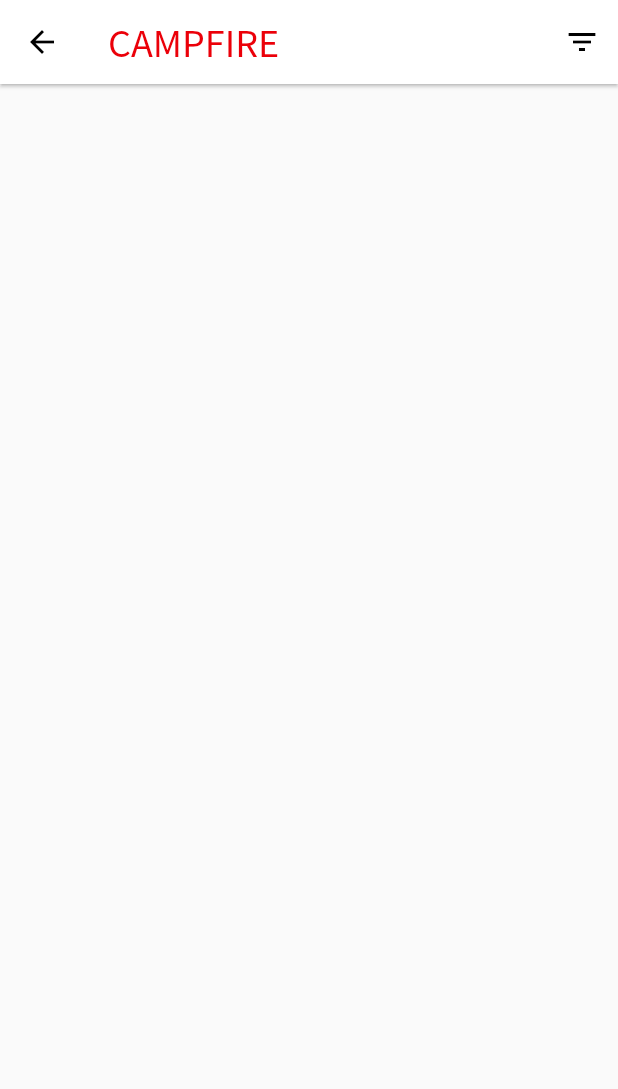
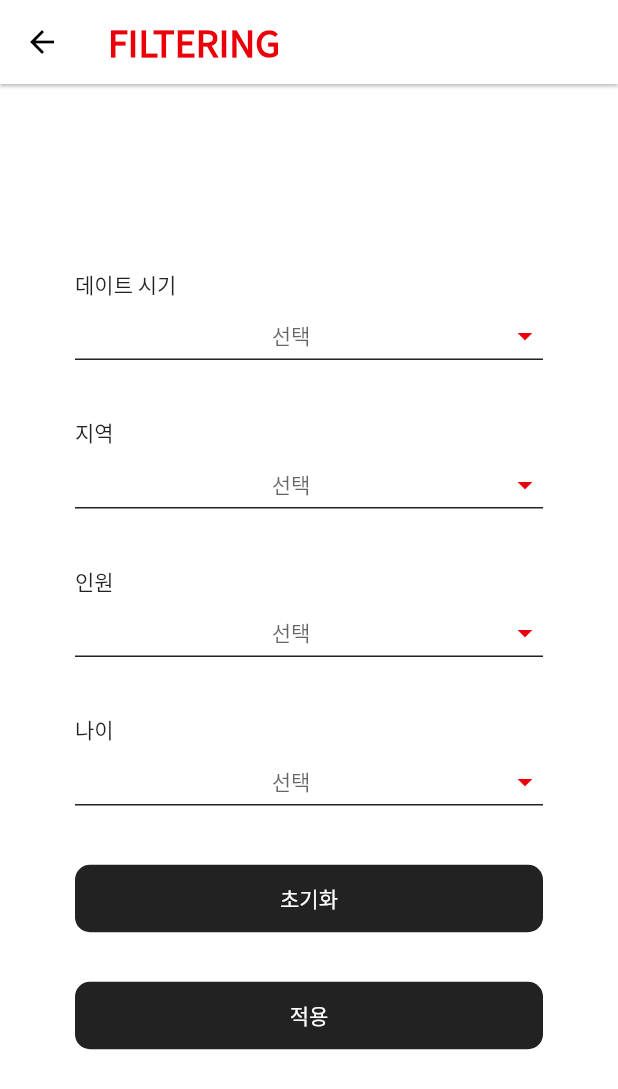
Before and after one commit to cheonbrave/campfire, a Flutter app: the CampfirePage screen opened by its route, after a tap on the "filter list" icon, on a phone screen of 412 x 824 dp. Shown: the top 1089 px of the screen. Run offline on Flutter 3.47's test engine with Material 2 defaults, Android fonts, the phone set to English and light mode, and no system bars; our stand-ins replace firebase_analytics, firebase_auth, google_sign_in; accounts and stored records are empty; network calls fail.

Commit message:
매칭화면, 필터화면 작업
매칭화면, 필터화면 작업

```diff
--- a/lib/assets/locale/en.json
+++ b/lib/assets/locale/en.json
@@ -22,7 +22,7 @@
   "team_code_input_explain" : "If there's a team that's already,\nEnter your code and join the team",
   "code_check": "Confirm invitation code",
 
-  "team_make_explain" : "Invite friends over to form a team and\nlet's start a blind date",
+  "team_make_explain" : "Invite your friends to form a team and\nyou can participate in the matching",
   "team_make" : "Create a team",
 
   "city": "Washington,New York",
--- a/lib/assets/locale/ja.json
+++ b/lib/assets/locale/ja.json
@@ -22,7 +22,7 @@
   "team_code_input_explain" : "すでに招待されたチームがあるなら\nコードを入力してください。",
   "code_check": "招待コード確認",
 
-  "team_make_explain" : "友達を招待してチームを作って\nブラインドデートを始めましょうか?",
+  "team_make_explain" : "友達を招待してチームを作ったら\nマッチングに参加できます",
   "team_make" : "チーム作り",
 
   "city": "とうきょう,しんじゅく",
--- a/lib/assets/locale/ko.json
+++ b/lib/assets/locale/ko.json
@@ -22,7 +22,7 @@
   "team_code_input_explain" : "이미 초대받은 팀이 있다면\n코드를 입력하고 팀에 합류하세요",
   "code_check": "초대코드 확인",
 
-  "team_make_explain" : "친구들을 초대해서 팀을 만들고\n블라인드 데이트를 시작해볼까요?",
+  "team_make_explain" : "친구들을 초대해서 팀을 만들면\n매칭에 참여할 수 있습니다",
   "team_make" : "팀 만들기",
 
   "city": "서울특별시,부산광역시,인천광역시,대구광역시,대전광역시,광주광역시,울산광역시,세종특별자치시,강원도 강릉시,강원도 고성군,강원도 동해시,강원도 삼척시,강원도 속초시,강원도 양구군,강원도 양양군,강원도 영월군,강원도 원주시,강원도 인제군,강원도 정선군,강원도 철원군,강원도 춘천시,강원도 태백시,강원도 평창군,강원도 홍천군,강원도 화천군,강원도 횡성군,경기도 가평군,경기도 고양시,경기도 과천시,경기도 광명시,경기도 광주시,경기도 구리시,경기도 군포시,경기도 김포시,경기도 남양주시,경기도 동두천시,경기도 부천시,경기도 성남시,경기도 수원시,경기도 시흥시,경기도 안산시,경기도 안성시,경기도 안양시,경기도 양주시,경기도 양평군,경기도 여주시,경기도 연천군,경기도 오산시,경기도 용인시,경기도 의왕시,경기도 의정부시,경기도 이천시,경기도 파주시,경기도 평택시,경기도 포천시,경기도 하남시,경기도 화성시,경상남도 거제시,경상남도 거창군,경상남도 고성군,경상남도 김해시,경상남도 남해군,경상남도 밀양시,경상남도 사천시,경상남도 산청군,경상남도 양산시,경상남도 의령군,경상남도 진주시,경상남도 창녕군,경상남도 창원시,경상남도 통영시,경상남도 하동군,경상남도 함안군,경상남도 함양군,경상남도 합천군,경상북도 경산시,경상북도 경주시,경상북도 고령군,경상북도 구미시,경상북도 군위군,경상북도 김천시,경상북도 문경시,경상북도 봉화군,경상북도 상주시,경상북도 성주군,경상북도 안동시,경상북도 영덕군,경상북도 영양군,경상북도 영주시,경상북도 영천시,경상북도 예천군,경상북도 울릉군,경상북도 울진군,경상북도 의성군,경상북도 청도군,경상북도 청송군,경상북도 칠곡군,경상북도 포항시,전라남도 강진군,전라남도 고흥군,전라남도 곡성군,전라남도 광양시,전라남도 구례군,전라남도 나주시,전라남도 담양군,전라남도 목포시,전라남도 무안군,전라남도 보성군,전라남도 순천시,전라남도 신안군,전라남도 여수시,전라남도 영광군,전라남도 영암군,전라남도 완도군,전라남도 장성군,전라남도 장흥군,전라남도 진도군,전라남도 함평군,전라남도 해남군,전라남도 화순군,전라북도 고창군,전라북도 군산시,전라북도 김제시,전라북도 남원시,전라북도 무주군,전라북도 부안군,전라북도 순창군,전라북도 완주군,전라북도 익산시,전라북도 임실군,전라북도 장수군,전라북도 전주시,전라북도 정읍시,전라북도 진안군,제주특별자치도 서귀포시,제주특별자치도 제주시,충청남도 계룡시,충청남도 공주시,충청남도 금산군,충청남도 논산시,충청남도 당진시,충청남도 보령시,충청남도 부여군,충청남도 서산시,충청남도 서천군,충청남도 아산시,충청남도 예산군,충청남도 천안시,충청남도 청양군,충청남도 태안군,충청남도 홍성군,충청북도 괴산군,충청북도 단양군,충청북도 보은군,충청북도 영동군,충청북도 옥천군,충청북도 음성군,충청북도 제천시,충청북도 증평군,충청북도 진천군,충청북도 청주시,충청북도 충주시",
--- a/lib/main.dart
+++ b/lib/main.dart
@@ -2,6 +2,7 @@ import 'package:campfire/pages/common/root_page.dart';
 import 'package:campfire/pages/join/input_code_page.dart';
 import 'package:campfire/pages/join/input_profile_page.dart';
 import 'package:campfire/pages/join/login_page.dart';
+import 'package:campfire/pages/sub_pages/campfire_filter_page.dart';
 import 'package:campfire/pages/tap_pages/campfire_page.dart';
 import 'package:campfire/pages/tap_pages/matching_page.dart';
 import 'package:campfire/pages/tap_pages/notification_page.dart';
@@ -55,6 +56,9 @@ class MyApp extends StatelessWidget {
         SettingPage.routeName: (BuildContext context) =>SettingPage(),
         TapPage.routeName: (BuildContext context) => TapPage(),
         TeamPage.routeName: (BuildContext context) => TeamPage(),
+
+        // sub_pages
+        CampfireFilterPage.routeName: (BuildContext context) =>CampfireFilterPage(),
 
       },
 
--- a/lib/pages/sample/sample_page_with_ScrollView.dart
+++ b/lib/pages/sample/sample_page_with_ScrollView.dart
@@ -16,7 +16,7 @@ class _SamplePage3State extends State<SamplePage3> {
     return Scaffold(
       appBar: AppBar(
         title: Text('CAMPFIRE', style: TextStyle(fontSize: txtSizeTopTitle, fontWeight: FontWeight.w700),),
-        elevation: 0.0,
+        elevation: 1.0,
       ),
       body: _makeBody(),
       backgroundColor: Colors.white,
--- a/lib/pages/sample/sample_page_with_popcallback.dart
+++ b/lib/pages/sample/sample_page_with_popcallback.dart
@@ -36,7 +36,7 @@ class _SamplePageState extends State<SamplePage> {
       child: Scaffold(
         appBar: AppBar(
           title: Text('CAMPFIRE', style: TextStyle(fontSize: txtSizeTopTitle, fontWeight: FontWeight.w700),),
-          elevation: 0.0,
+          elevation: 1.0,
         ),
         body: _makeBody(),
         backgroundColor: Colors.white,
--- a/lib/pages/sample/sample_page_without_popcallback.dart
+++ b/lib/pages/sample/sample_page_without_popcallback.dart
@@ -16,7 +16,7 @@ class _SamplePage2State extends State<SamplePage2> {
     return Scaffold(
       appBar: AppBar(
         title: Text('CAMPFIRE', style: TextStyle(fontSize: txtSizeTopTitle, fontWeight: FontWeight.w700),),
-        elevation: 0.0,
+        elevation: 1.0,
       ),
       body: _makeBody(),
       backgroundColor: Colors.white,
--- /dev/null
+++ b/lib/pages/sub_pages/campfire_filter_page.dart
@@ -0,0 +1,299 @@
+import 'package:campfire/util/language/Translations.dart';
+import 'package:flutter/cupertino.dart';
+import 'package:flutter/material.dart';
+import 'package:campfire/consts/common_values.dart';
+
+class _CampfireFilterPageState extends State<CampfireFilterPage> {
+
+  String dropdownValue_cnt =  null;
+  String dropdownValue_type =  null;
+  String dropdownValue_city =  null;
+  String dropdownValue_age =  null;
+
+  @override
+  Widget build(BuildContext context) {
+    return Scaffold(
+      appBar: AppBar(
+        title: Text('FILTERING', style: TextStyle(fontSize: txtSizeTopTitle, fontWeight: FontWeight.w700),),
+        elevation: 1.0,
+      ),
+      body: _makeBody(),
+      backgroundColor: Colors.white,
+    );
+  }
+
+  Widget _makeBody() {
+
+    /* 인원선택 드랍다운 */
+    List<String> member_cnt_list = new List();
+    for(int i=2; i < 16; i++){
+      member_cnt_list.add(i.toString());
+    }
+    /* 나이선택 드랍다운 */
+    List<String> member_age_list = new List();
+    for(int i=20; i < 51; i++){
+      member_age_list.add(i.toString());
+    }
+
+    /* 데이트유형 드랍다운 */
+    List<String> date_type_list = new List();
+    date_type_list.add('같이 결정해요');
+    date_type_list.add('오늘밤에 만나요');
+
+    /* 지역 드랍다운 */
+    List<String> city_list = Translations.of(context).trans('city').split(",");
+
+    return Scaffold(
+      backgroundColor: Colors.white,
+      body: SafeArea( // 아이폰 노치 디자인 대응
+
+        child: Center(
+          child: Stack(
+            children: <Widget>[
+            SingleChildScrollView(
+              child:Padding(
+                padding: EdgeInsets.only(left: padding50, right: padding50, top: padding15, bottom: padding15),
+                /* UI 작성 - START */
+
+                child: Column(
+                  crossAxisAlignment: CrossAxisAlignment.start,
+                  children: <Widget>[
+                    Text("데이트 시기", style: TextStyle(fontSize: txtSizeMidStr, fontWeight: FontWeight.w500)),
+                    DropdownButton<String>(
+                      hint: Center(
+                          child: Text(
+                            '선택',
+                            style: TextStyle(fontSize: txtSizeMidStr),
+                          )
+                      ),
+                      isExpanded: true,
+                      value: dropdownValue_type,
+                      icon: Icon(Icons.arrow_drop_down, color: Color(pointColor)),
+                      iconSize: txtSizeTopTitle,
+                      elevation:16, // 1,2,3,4,6,8,9,12,16,24
+                      style: TextStyle(
+                        fontSize: txtSizeMidStr,
+                        color: Colors.black87,
+                        fontFamily: 'Noto Sans KR', // 폰트
+                      ),
+                      underline: Container(
+                          height: 1,
+                          color: Colors.black87
+                      ),
+                      onChanged: (String newValue) {
+                        setState(() {
+                          dropdownValue_type = newValue;
+                          debugPrint("dropdownValue_type : ${dropdownValue_type}");
+                        });
+                      },
+                      items: date_type_list.map<DropdownMenuItem<String>>((String value) {
+                        return DropdownMenuItem<String>(
+                          value: value,
+                          child: Center(
+                              child: Text(value, style: TextStyle(
+                                  fontSize: txtSizeMidStr,
+                                  color: Colors.black87
+                              ),
+                              )
+                          ),
+                        );
+                      }).toList(),
+                    ),
+                    Padding(
+                      padding: EdgeInsets.all(padding15),
+                    ),
+                    Text("지역", style: TextStyle(fontSize: txtSizeMidStr, fontWeight: FontWeight.w500)),
+                    DropdownButton<String>(
+                      hint: Center(
+                          child: Text(
+                            '선택',
+                            style: TextStyle(fontSize: txtSizeMidStr),
+                          )
+                      ),
+                      isExpanded: true,
+                      value: dropdownValue_city,
+                      icon: Icon(Icons.arrow_drop_down, color: Color(pointColor)),
+                      iconSize: txtSizeTopTitle,
+                      elevation:16, // 1,2,3,4,6,8,9,12,16,24
+                      style: TextStyle(
+                          fontSize: txtSizeMidStr,
+                          fontFamily: 'Noto Sans KR', // 폰트
+                          color: Colors.black87
+                      ),
+                      underline: Container(
+                          height: 1,
+                          color: Colors.black87
+                      ),
+                      onChanged: (String newValue) {
+                        setState(() {
+                          dropdownValue_city = newValue;
+                          debugPrint("dropdownValue_city : ${dropdownValue_city}");
+                        });
+                      },
+                      items: city_list.map<DropdownMenuItem<String>>((String value) {
+                        return DropdownMenuItem<String>(
+                          value: value,
+                          child: Center(
+                              child: Text(value, style: TextStyle(
+                                  fontSize: txtSizeMidStr,
+                                  color: Colors.black87
+                              ),
+                              )
+                          ),
+                        );
+                      }).toList(),
+                    ),
+                    Padding(
+                      padding: EdgeInsets.all(padding15),
+                    ),
+                    Text("인원", style: TextStyle(fontSize: txtSizeMidStr, fontWeight: FontWeight.w500)),
+                    DropdownButton<String>(
+                      hint: Center(
+                          child: Text(
+                            '선택',
+                            style: TextStyle(fontSize: txtSizeMidStr),
+                          )
+                      ),
+                      isExpanded: true,
+                      value: dropdownValue_cnt,
+                      icon: Icon(Icons.arrow_drop_down, color: Color(pointColor)),
+                      iconSize: txtSizeTopTitle,
+                      elevation:16, // 1,2,3,4,6,8,9,12,16,24
+                      style: TextStyle(
+                          fontSize: txtSizeMidStr,
+                          fontFamily: 'Noto Sans KR', // 폰트
+                          color: Colors.black87
+                      ),
+                      underline: Container(
+                          height: 1,
+                          color: Colors.black87
+                      ),
+                      onChanged: (String newValue) {
+                        setState(() {
+                          dropdownValue_cnt = newValue;
+                          debugPrint("dropdownValue_cnt : ${dropdownValue_cnt}");
+                        });
+                      },
+                      items: member_cnt_list.map<DropdownMenuItem<String>>((String value) {
+                        return DropdownMenuItem<String>(
+                          value: value,
+                          child: Center(
+                              child: Text(value, style: TextStyle(
+                                  fontSize: txtSizeMidStr,
+                                  color: Colors.black87
+                              ),
+                              )
+                          ),
+                        );
+                      }).toList(),
+                    ),
+                    Padding(
+                      padding: EdgeInsets.all(padding15),
+                    ),
+                    Text("나이", style: TextStyle(fontSize: txtSizeMidStr, fontWeight: FontWeight.w500)),
+                    DropdownButton<String>(
+                      hint: Center(
+                          child: Text(
+                            '선택',
+                            style: TextStyle(fontSize: txtSizeMidStr),
+                          )
+                      ),
+                      isExpanded: true,
+                      value: dropdownValue_age,
+                      icon: Icon(Icons.arrow_drop_down, color: Color(pointColor)),
+                      iconSize: txtSizeTopTitle,
+                      elevation:16, // 1,2,3,4,6,8,9,12,16,24
+                      style: TextStyle(
+                          fontSize: txtSizeMidStr,
+                          fontFamily: 'Noto Sans KR', // 폰트
+                          color: Colors.black87
+                      ),
+                      underline: Container(
+                          height: 1,
+                          color: Colors.black87
+                      ),
+                      onChanged: (String newValue) {
+                        setState(() {
+                          dropdownValue_age = newValue;
+                          debugPrint("dropdownValue_age : ${dropdownValue_age}");
+                        });
+                      },
+                      items: member_age_list.map<DropdownMenuItem<String>>((String value) {
+                        return DropdownMenuItem<String>(
+                          value: value,
+                          child: Center(
+                              child: Text(value, style: TextStyle(
+                                  fontSize: txtSizeMidStr,
+                                  color: Colors.black87
+                              ),
+                              )
+                          ),
+                        );
+                      }).toList(),
+                    ),
+                    Padding(
+                      padding: EdgeInsets.all(padding15),
+                    ),
+                    SizedBox(
+                      width: double.infinity,
+                      child: FlatButton(
+                        shape: RoundedRectangleBorder(
+                          borderRadius: BorderRadius.circular(10.0),
+                        ),
+                        padding: const EdgeInsets.all(12.0),
+                        //textColor: Color(pointColor),
+                        textColor: Colors.white,
+                        //color: Colors.white,
+                        color: Colors.black87,
+                        //splashColor: Color(pointColor2),
+                        splashColor: Colors.black87,
+                        //child: Text(Translations.of(context).trans('team_make'), style: TextStyle(fontSize: txtSizeBigStr)),
+                        child: Text("초기화", style: TextStyle(fontSize: txtSizeMidStr)),
+                        onPressed: () {
+                          setState(() {
+                            dropdownValue_cnt =  null;
+                            dropdownValue_type =  null;
+                            dropdownValue_city =  null;
+                            dropdownValue_age =  null;
+                          });
+                        },
+                      ),
+                    ),
+                    Padding(
+                      padding: EdgeInsets.all(padding15),
+                    ),
+                    SizedBox(
+                      width: double.infinity,
+                      child: FlatButton(
+                        shape: RoundedRectangleBorder(
+                          borderRadius: BorderRadius.circular(10.0),
+                        ),
+                        padding: const EdgeInsets.all(12.0),
+                        //textColor: Color(pointColor),
+                        textColor: Colors.white,
+                        //color: Colors.white,
+                        color: Colors.black87,
+                        //splashColor: Color(pointColor2),
+                        splashColor: Colors.black87,
+                        //child: Text(Translations.of(context).trans('team_make'), style: TextStyle(fontSize: txtSizeBigStr)),
+                        child: Text("적용", style: TextStyle(fontSize: txtSizeMidStr)),
+                        onPressed: () => Navigator.pop(context),
+                      ),
+                    ),
+                  ],
+                ),
+                /* UI 작성 - END */
+              ),
+            ),
+          ]),
+        ),
+      ),
+    );
+  }
+}
+
+class CampfireFilterPage extends StatefulWidget {
+  static const routeName = '/campfire_filter_page';
+  @override
+  _CampfireFilterPageState createState() => _CampfireFilterPageState();
+}
--- a/lib/pages/tap_pages/campfire_page.dart
+++ b/lib/pages/tap_pages/campfire_page.dart
@@ -1,3 +1,5 @@
+import 'package:campfire/pages/sub_pages/campfire_filter_page.dart';
+import 'package:flutter/cupertino.dart';
 import 'package:flutter/material.dart';
 import 'package:campfire/consts/common_values.dart';
 
@@ -8,6 +10,9 @@ class CampfirePage extends StatefulWidget {
 }
 
 class _CampfirePageState extends State<CampfirePage> {
+
+  final List<Widget> team_list = [];
+
   @override
   Widget build(BuildContext context) {
     return Scaffold(
@@ -19,11 +24,76 @@ class _CampfirePageState extends State<CampfirePage> {
           IconButton(
             icon: Icon(Icons.filter_list),
             onPressed: (){
-
+              Navigator.push(context, CupertinoPageRoute(builder: (context) => CampfireFilterPage()));
             },
           ),
         ],
       ),
+      body: _makeBody(),
+      backgroundColor: Colors.white,
+    );
+  }
+
+  Widget _makeBody() {
+
+    var height55 = 55.0;
+
+    final List<Widget> profiles = [];
+    for(int i=0; i < 4; i++){
+      profiles.add(
+          Container(
+            padding: EdgeInsets.only(right: 5.0, top: 5.0),
+            width: height55,
+            child: SizedBox(
+                width: height55,
+                height: height55,
+                child: CircleAvatar(
+                  backgroundColor: Color(pointColor),
+                  backgroundImage: NetworkImage(
+                      'https://pds.joins.com/news/component/htmlphoto_mmdata/201911/25/5400f271-49e2-4061-ad1a-5efc68ef2ec3.jpg'
+                  ),
+                )
+            ),
+          )
+      );
+    }
+
+    // initState에서 화면에 뿌려질 리스트를 수신받아서 리스트 구성
+    team_list.add(
+      Container(
+        child: Column(
+          crossAxisAlignment: CrossAxisAlignment.start,
+          children: <Widget>[
+            Text('[오늘밤] 서울특별시, 홍대 어디든, 4명 (20살)'),
+            Container(
+              height: height55,
+              child: ListView(
+                  scrollDirection: Axis.horizontal,
+                  children: profiles
+              ),
+            ),
+            Text('#20학번 #서울대 #한양대 #법학과'),
+
+          ],
+        ),
+      ),
+    );
+
+    return Scaffold(
+      backgroundColor: Colors.white,
+      body: SafeArea( // 아이폰 노치 디자인 대응
+
+        child: SingleChildScrollView(
+          child:Padding(
+            padding: EdgeInsets.only(left: padding15, right: padding15, top: padding5, bottom: padding5),
+            /* UI 작성 - START */
+
+            child: Column(children: team_list),
+
+            /* UI 작성 - END */
+          ),
+        ),
+      ),
     );
   }
 }
--- a/lib/pages/tap_pages/tap_page.dart
+++ b/lib/pages/tap_pages/tap_page.dart
@@ -65,6 +65,7 @@ class _TapPageState extends State<TapPage> {
               child: _pages[_selectedIdx],
             ),
             bottomNavigationBar: BottomNavigationBar(
+              type: BottomNavigationBarType.fixed,
               backgroundColor: Colors.white,
               showSelectedLabels: false,
               showUnselectedLabels: false,
--- a/lib/pages/tap_pages/team_page.dart
+++ b/lib/pages/tap_pages/team_page.dart
@@ -22,7 +22,7 @@ class _TeamPageState extends State<TeamPage> {
   String dropdownValue_type =  null;
   String dropdownValue_city =  null;
 
-  final List<Widget> tags = [];
+  final List<Widget> tag_list = [];
 
   final txtCodeController = TextEditingController();
   final txtTagController = TextEditingController();
@@ -31,7 +31,6 @@ class _TeamPageState extends State<TeamPage> {
   @override
   void initState() {
     super.initState();
-
     txtCodeFocusNode = FocusNode();
   }
 
@@ -59,7 +58,7 @@ class _TeamPageState extends State<TeamPage> {
     if(str.isEmpty) {
       return; // 빈 텍스트 무시
     }
-    if(tags.length == 10) {
+    if(tag_list.length == 10) {
       Scaffold.of(context).showSnackBar(SnackBar(
         content: Text("더 이상 추가할 수 없습니다", style: TextStyle(fontSize: txtSizeMidStr),),
         duration: Duration(seconds: 2),
@@ -67,7 +66,7 @@ class _TeamPageState extends State<TeamPage> {
       return; // 최대 10개
     }
     str = '#' + str;
-    tags.add(
+    tag_list.add(
       Card(
         key: Key(str),
         child: ListTile(
@@ -76,7 +75,7 @@ class _TeamPageState extends State<TeamPage> {
             icon: Icon(Icons.remove_circle_outline),
             onPressed: () {
               setState(() {
-                tags.removeWhere((item) => item.key == Key(str));
+                tag_list.removeWhere((item) => item.key == Key(str));
               });
             },
           ),
@@ -113,9 +112,31 @@ class _TeamPageState extends State<TeamPage> {
         actions: <Widget>[
           IconButton(
             icon: Icon(Icons.exit_to_app), onPressed: (){
-              setState(() {
-                team_code = "";
-              });
+
+            showDialog(
+                context: context,
+                builder: (context) => AlertDialog(
+                  //Translations.of(context).trans('main_center_text')
+                  title: Text("팀에서 나가시겠습니까?"),
+                  actions: <Widget>[
+                    FlatButton(
+                      child: Text(Translations.of(context).trans('response_yes')),
+                      onPressed: () {
+                        setState(() {
+                          team_code = "";
+                          txtCodeController.text = '';
+                        });
+                        Navigator.pop(context, true);
+                      },
+                    ),
+                    FlatButton(
+                      child: Text(Translations.of(context).trans('response_no')),
+                      onPressed: () => Navigator.pop(context, false),
+                    ),
+                  ],
+                ));
+
+
           },
           ),
         ],
@@ -587,7 +608,7 @@ class _TeamPageState extends State<TeamPage> {
                               padding: EdgeInsets.all(padding15),
                             ),
                             Text("매력 포인트", style: TextStyle(fontSize: txtSizeMidStr, fontWeight: FontWeight.w500),),
-                            Column(children: tags),
+                            Column(children: tag_list),
                             TextField(
                               controller: txtTagController,
                               onSubmitted: (input_str){
@@ -634,7 +655,7 @@ class _TeamPageState extends State<TeamPage> {
                                 //splashColor: Color(pointColor2),
                                 splashColor: Colors.black87,
                                 //child: Text(Translations.of(context).trans('team_make'), style: TextStyle(fontSize: txtSizeBigStr)),
-                                child: Text("블라인드 데이트 시작", style: TextStyle(fontSize: txtSizeMidStr)),
+                                child: Text("매칭 시작", style: TextStyle(fontSize: txtSizeMidStr)),
 
                                 //pushAndRemoveUntil 함수는 3번째 파라미터인 modalroute.withName에 할당된 페이지까지에 화면이동 히스토리를 지우는 기능
                                 onPressed: () => Navigator.pushAndRemoveUntil(context, CupertinoPageRoute(builder: (context) => TapPage(tapIndex: 0)), ModalRoute.withName(TapPage.routeName)),
@@ -708,7 +729,7 @@ class _TeamPageState extends State<TeamPage> {
             "team_code_input_explain" : "코드를 입력하고 팀에 합류 하세요",
             "team_code_input_hint" : "초대코드를 입력하세요",
             "code_check": "초대코드 확인",
-            "team_make_explain" : "팀을 만들어야 블라인드 데이트를 시작할 수 있어요",
+            "team_make_explain" : "팀을 만들어야 매칭을 시작할 수 있어요",
             "team_make" : "팀 만들기",
   */
                   child:Column(
```
